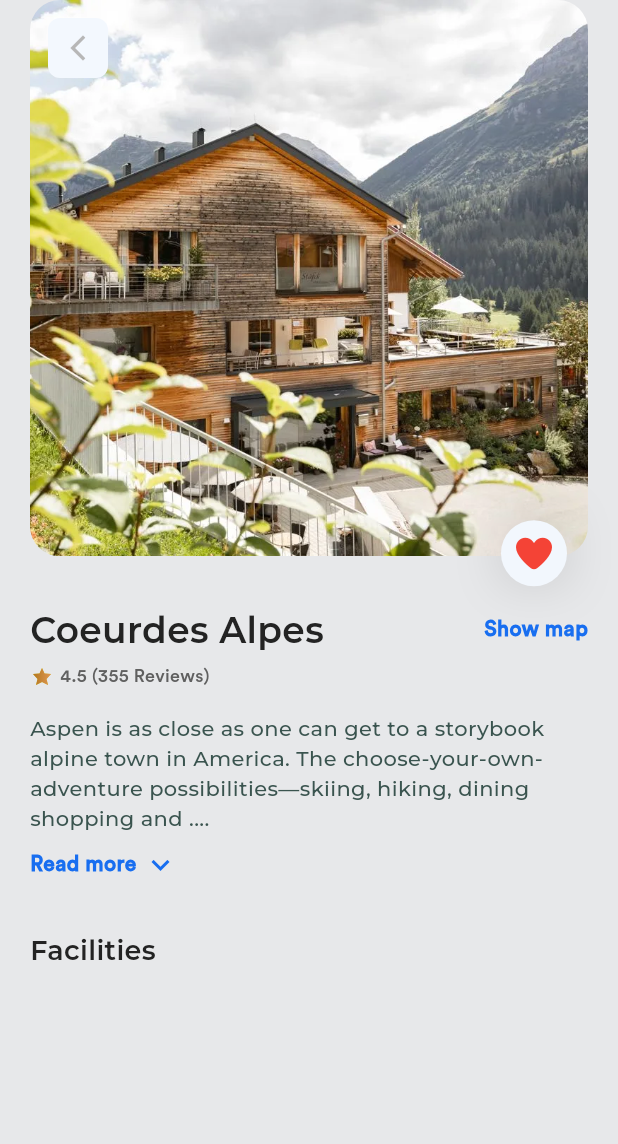
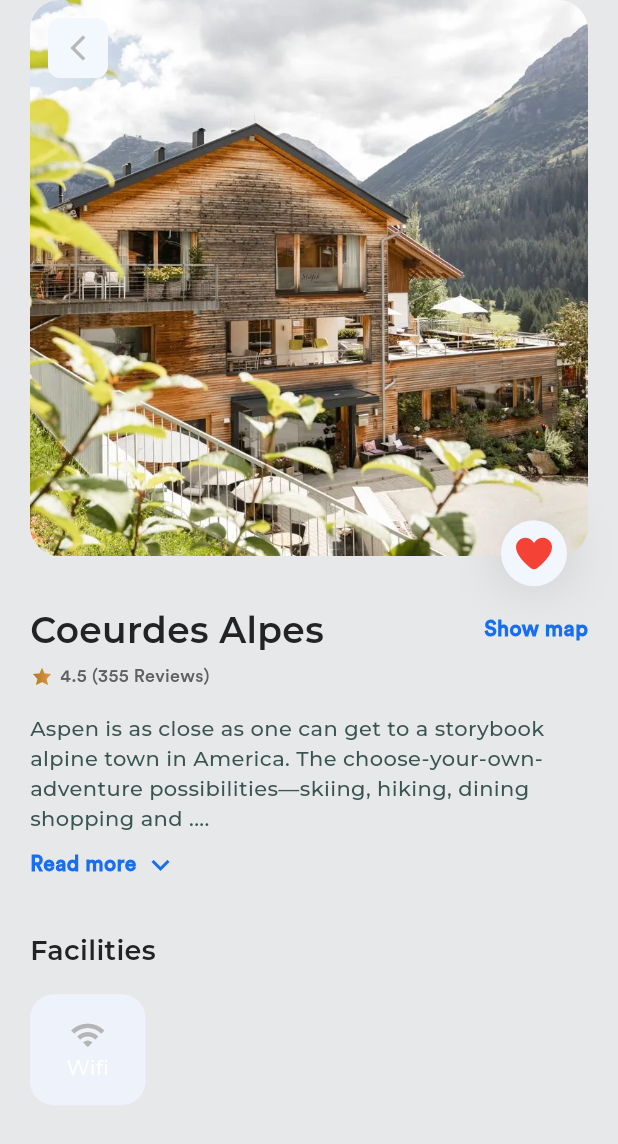
Before and after one commit to Nidhal-Khazene/Aspen_Travel_Mobile_App, a Flutter app: the LocationDetailsView screen opened by its route, on a phone screen of 412 x 824 dp. Shown: the top 1144 px of the screen. Run offline on Flutter 3.47's test engine with Material 3 defaults, Android fonts, the phone set to English and light mode, and no system bars; our stand-ins replace flutter_svg, font_awesome_flutter; statements that could not run were skipped; project files that could hold a hidden picture were left out.

Commit message:
add location amenities stracture and some code

```diff
--- a/lib/features/home/presentation/views/widgets/location_amenities.dart
+++ b/lib/features/home/presentation/views/widgets/location_amenities.dart
@@ -1,3 +1,4 @@
+import 'package:aspen_travel_app/features/home/presentation/views/widgets/amenity_box.dart';
 import 'package:flutter/material.dart';
 
 import '../../../../../core/utils/color_data.dart';
@@ -9,11 +10,22 @@ class LocationAmenities extends StatelessWidget {
   @override
   Widget build(BuildContext context) {
     return Column(
+      crossAxisAlignment: CrossAxisAlignment.start,
       children: [
         Text(
           "Facilities",
           style: StylesData.semiBold18.copyWith(color: ColorData.kTextColor),
         ),
+        const SizedBox(height: 16),
+        const Row(
+          children: [
+            AmenityBox(
+              amenity: Icon(Icons.wifi, color: ColorData.kNavIconColor),
+              title: "Wifi",
+            ),
+            SizedBox(width: 5),
+          ],
+        ),
       ],
     );
   }
--- a/lib/features/home/presentation/views/widgets/location_details_view_body.dart
+++ b/lib/features/home/presentation/views/widgets/location_details_view_body.dart
@@ -9,20 +9,23 @@ class LocationDetailsViewBody extends StatelessWidget {
 
   @override
   Widget build(BuildContext context) {
-    return const SafeArea(
+    return SafeArea(
       child: Padding(
-        padding: EdgeInsets.symmetric(horizontal: 20),
-        child: Column(
-          crossAxisAlignment: CrossAxisAlignment.start,
-          mainAxisSize: MainAxisSize.max,
-          children: [
-            LocationImage(),
-            SizedBox(height: 32),
-            LocationInformation(),
-            SizedBox(height: 32),
-            LocationAmenities(),
-            SizedBox(height: 29),
-            LocationBook(),
+        padding: const EdgeInsets.symmetric(horizontal: 20),
+        child: CustomScrollView(
+          physics: const BouncingScrollPhysics(),
+          slivers: [
+            SliverList(
+              delegate: SliverChildListDelegate([
+                const LocationImage(),
+                const SizedBox(height: 32),
+                const LocationInformation(),
+                const SizedBox(height: 32),
+                const LocationAmenities(),
+                const SizedBox(height: 29),
+                const LocationBook(),
+              ]),
+            ),
           ],
         ),
       ),
```
